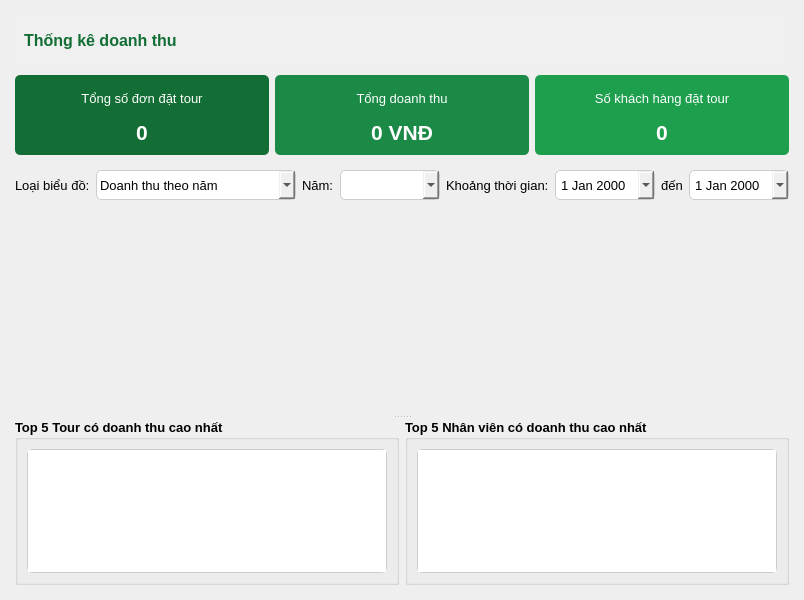
DucSunIT/btl_python_eaut, file ui/views/statistics_view.ui: the form before one commit.
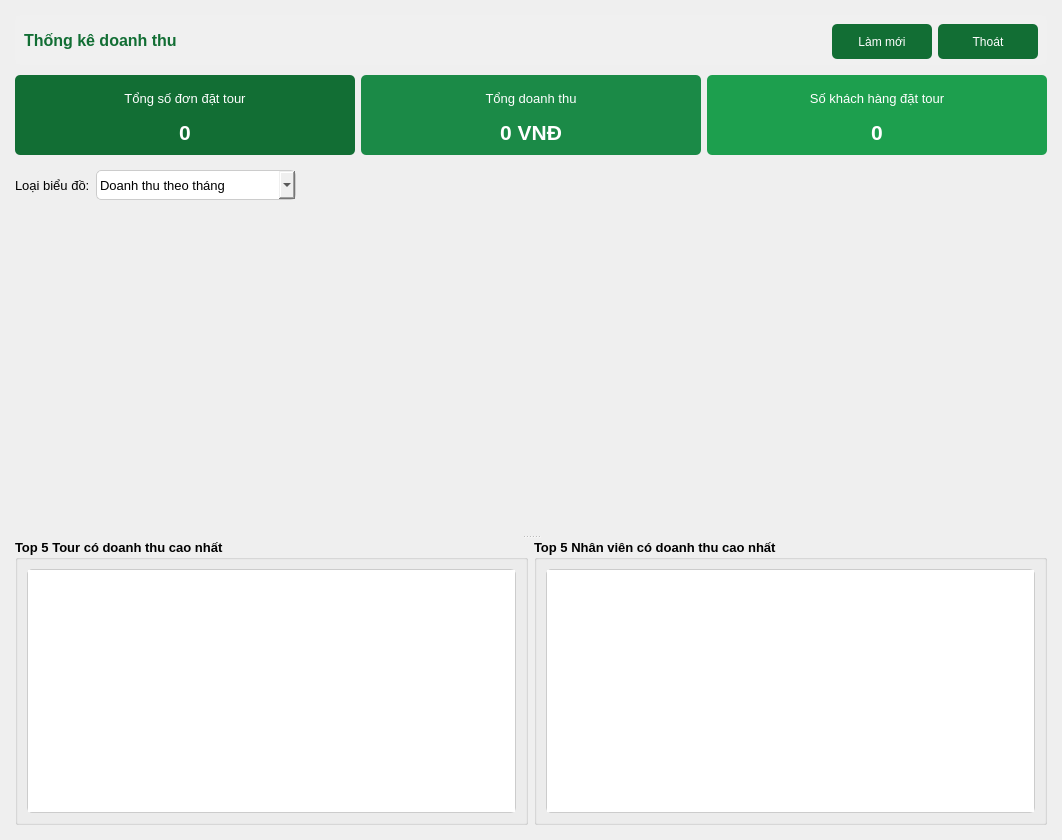
The form after the commit.

Patch:
```diff
--- a/ui/views/statistics_view.ui
+++ b/ui/views/statistics_view.ui
@@ -6,8 +6,8 @@
    <rect>
     <x>0</x>
     <y>0</y>
-    <width>800</width>
-    <height>600</height>
+    <width>1062</width>
+    <height>840</height>
    </rect>
   </property>
   <property name="windowTitle">
@@ -79,6 +79,60 @@
         </property>
        </spacer>
       </item>
+      <item>
+       <widget class="QPushButton" name="btn_refresh">
+        <property name="minimumSize">
+         <size>
+          <width>100</width>
+          <height>35</height>
+         </size>
+        </property>
+        <property name="styleSheet">
+         <string notr="true">QPushButton {
+    background-color: #126E34;
+    color: white;
+    border: none;
+    border-radius: 5px;
+}
+QPushButton:hover {
+    background-color: #1B8A47;
+}
+QPushButton:pressed {
+    background-color: #1D9F4E;
+}</string>
+        </property>
+        <property name="text">
+         <string>Làm mới</string>
+        </property>
+       </widget>
+      </item>
+      <item>
+       <widget class="QPushButton" name="btn_exit">
+        <property name="minimumSize">
+         <size>
+          <width>100</width>
+          <height>35</height>
+         </size>
+        </property>
+        <property name="styleSheet">
+         <string notr="true">QPushButton {
+    background-color: #126E34;
+    color: white;
+    border: none;
+    border-radius: 5px;
+}
+QPushButton:hover {
+    background-color: #1B8A47;
+}
+QPushButton:pressed {
+    background-color: #1D9F4E;
+}</string>
+        </property>
+        <property name="text">
+         <string>Thoát</string>
+        </property>
+       </widget>
+      </item>
      </layout>
     </widget>
    </item>
@@ -321,11 +375,6 @@
 border-radius: 5px;
 padding: 3px;</string>
         </property>
-        <item>
-         <property name="text">
-          <string>Doanh thu theo năm</string>
-         </property>
-        </item>
         <item>
          <property name="text">
           <string>Doanh thu theo tháng</string>
@@ -343,40 +392,6 @@
         </item>
        </widget>
       </item>
-      <item>
-       <widget class="QLabel" name="lbl_year">
-        <property name="font">
-         <font>
-          <family>Arial</family>
-          <pointsize>10</pointsize>
-         </font>
-        </property>
-        <property name="text">
-         <string>Năm:</string>
-        </property>
-       </widget>
-      </item>
-      <item>
-       <widget class="QComboBox" name="cmb_year">
-        <property name="minimumSize">
-         <size>
-          <width>100</width>
-          <height>30</height>
-         </size>
-        </property>
-        <property name="font">
-         <font>
-          <family>Arial</family>
-          <pointsize>10</pointsize>
-         </font>
-        </property>
-        <property name="styleSheet">
-         <string notr="true">border: 1px solid #ccc;
-border-radius: 5px;
-padding: 3px;</string>
-        </property>
-       </widget>
-      </item>
       <item>
        <spacer name="horizontalSpacer_2">
         <property name="orientation">
@@ -390,83 +405,6 @@
         </property>
        </spacer>
       </item>
-      <item>
-       <widget class="QLabel" name="lbl_date_range">
-        <property name="font">
-         <font>
-          <family>Arial</family>
-          <pointsize>10</pointsize>
-         </font>
-        </property>
-        <property name="text">
-         <string>Khoảng thời gian:</string>
-        </property>
-       </widget>
-      </item>
-      <item>
-       <widget class="QDateEdit" name="date_start">
-        <property name="minimumSize">
-         <size>
-          <width>100</width>
-          <height>30</height>
-         </size>
-        </property>
-        <property name="font">
-         <font>
-          <family>Arial</family>
-          <pointsize>10</pointsize>
-         </font>
-        </property>
-        <property name="styleSheet">
-         <string notr="true">border: 1px solid #ccc;
-border-radius: 5px;
-padding: 3px;</string>
-        </property>
-        <property name="calendarPopup">
-         <bool>true</bool>
-        </property>
-       </widget>
-      </item>
-      <item>
-       <widget class="QLabel" name="lbl_to">
-        <property name="font">
-         <font>
-          <family>Arial</family>
-          <pointsize>10</pointsize>
-         </font>
-        </property>
-        <property name="text">
-         <string>đến</string>
-        </property>
-        <property name="alignment">
-         <set>Qt::AlignCenter</set>
-        </property>
-       </widget>
-      </item>
-      <item>
-       <widget class="QDateEdit" name="date_end">
-        <property name="minimumSize">
-         <size>
-          <width>100</width>
-          <height>30</height>
-         </size>
-        </property>
-        <property name="font">
-         <font>
-          <family>Arial</family>
-          <pointsize>10</pointsize>
-         </font>
-        </property>
-        <property name="styleSheet">
-         <string notr="true">border: 1px solid #ccc;
-border-radius: 5px;
-padding: 3px;</string>
-        </property>
-        <property name="calendarPopup">
-         <bool>true</bool>
-        </property>
-       </widget>
-      </item>
      </layout>
     </widget>
    </item>
@@ -476,13 +414,19 @@
       <enum>Qt::Vertical</enum>
      </property>
      <widget class="QWidget" name="chart_container" native="true">
+      <property name="enabled">
+       <bool>true</bool>
+      </property>
       <property name="minimumSize">
        <size>
         <width>0</width>
-        <height>200</height>
+        <height>320</height>
        </size>
       </property>
       <layout class="QVBoxLayout" name="verticalLayout_5">
+       <property name="spacing">
+        <number>0</number>
+       </property>
        <property name="leftMargin">
         <number>0</number>
        </property>
```
Left out of the diff: 5 changed lines with no effect on the pictures.
